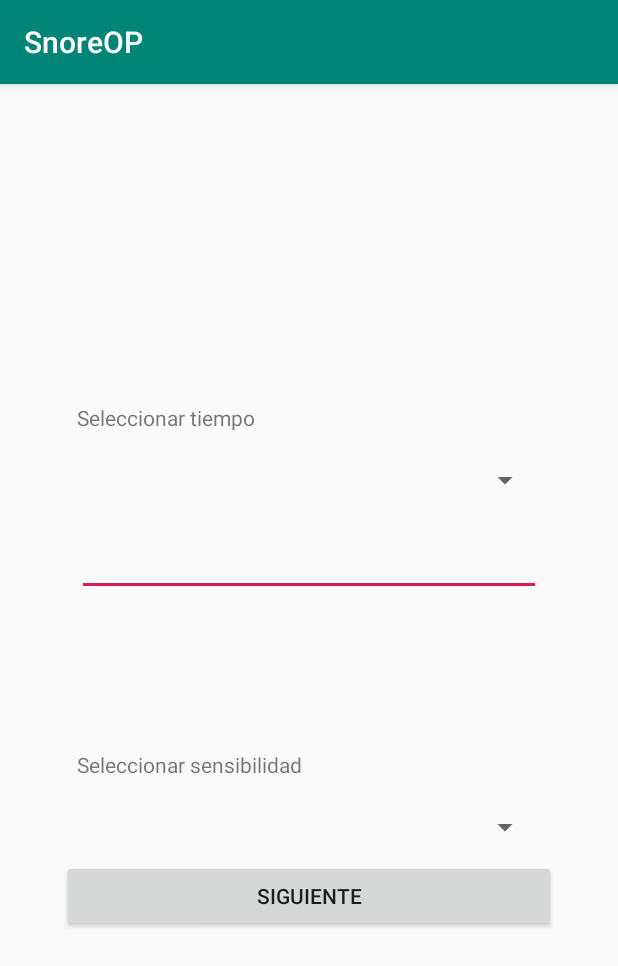
After one commit to n1m0d0/opronquido, an Android app: the configuracion screen opened directly, with no data from a screen before it, on a phone screen of 412 x 824 dp. The commit adds this screen. Shown: the top 966 px of the screen. Run offline under Robolectric (Android 15) with nearby library versions, the phone set to English and light mode, and no system bars.

Commit message:
pantalla configuracion,pantalla medicion

```diff
--- a/app/src/main/AndroidManifest.xml
+++ b/app/src/main/AndroidManifest.xml
@@ -9,7 +9,8 @@
         android:roundIcon="@mipmap/ic_launcher_round"
         android:supportsRtl="true"
         android:theme="@style/AppTheme">
-        <activity android:name=".Medicion"></activity>
+        <activity android:name=".configuracion"></activity>
+        <activity android:name=".Medicion" />
         <activity android:name=".MainActivity">
             <intent-filter>
                 <action android:name="android.intent.action.MAIN" />
--- /dev/null
+++ b/app/src/main/java/ajatic/com/snoreop/configuracion.java
@@ -0,0 +1,25 @@
+package ajatic.com.snoreop;
+
+import android.support.v7.app.AppCompatActivity;
+import android.os.Bundle;
+import android.widget.Button;
+import android.widget.EditText;
+import android.widget.Spinner;
+
+public class configuracion extends AppCompatActivity {
+    Spinner spTiempoInicio;
+    EditText etTiempoInicio;
+    Spinner spSensibilidad;
+    Button btnSiguiente;
+
+    @Override
+    protected void onCreate(Bundle savedInstanceState) {
+        super.onCreate(savedInstanceState);
+        setContentView(R.layout.activity_configuracion);
+
+        spTiempoInicio =findViewById(R.id.spTiempoInicio);
+        etTiempoInicio =findViewById(R.id.etTiempoInicio);
+        spSensibilidad =findViewById(R.id.spSensibilidad);
+        btnSiguiente =findViewById(R.id.btnSiguiente);
+    }
+}
--- /dev/null
+++ b/app/src/main/res/layout/activity_configuracion.xml
@@ -0,0 +1,65 @@
+<?xml version="1.0" encoding="utf-8"?>
+<LinearLayout xmlns:android="http://schemas.android.com/apk/res/android"
+    android:orientation="vertical"
+    xmlns:tools="http://schemas.android.com/tools"
+    android:layout_width="match_parent"
+    android:layout_height="match_parent"
+    android:gravity="center">
+
+    <LinearLayout
+        android:layout_width="match_parent"
+        android:layout_height="wrap_content"
+        android:layout_margin="@dimen/espacioentretextos"
+        android:gravity="center"
+        android:orientation="vertical"
+        android:padding="@dimen/dimensiontitulo">
+
+        <TextView
+            android:layout_width="match_parent"
+            android:layout_height="wrap_content"
+            android:text="Seleccionar tiempo"
+            android:layout_margin="@dimen/espacioentretextos"/>
+
+        <Spinner
+            android:layout_width="match_parent"
+            android:layout_height="wrap_content"
+            android:id="@+id/spTiempoInicio"
+            android:layout_margin="@dimen/espacioentretextos">
+
+        </Spinner>
+        <EditText
+            android:layout_width="match_parent"
+            android:layout_height="wrap_content"
+            android:id="@+id/etTiempoInicio"
+            android:layout_margin="@dimen/espacioentretextos"/>
+
+    </LinearLayout>
+    <LinearLayout
+        android:layout_width="match_parent"
+        android:layout_height="wrap_content"
+        android:layout_margin="@dimen/espacioentretextos"
+        android:gravity="center"
+        android:orientation="vertical"
+        android:padding="@dimen/dimensiontitulo"
+        >
+        <TextView
+            android:layout_width="match_parent"
+            android:layout_height="wrap_content"
+            android:layout_weight="7"
+            android:text="Seleccionar sensibilidad"
+            android:layout_margin="@dimen/espacioentretextos"/>
+        <Spinner
+            android:layout_width="match_parent"
+            android:layout_height="wrap_content"
+            android:id="@+id/spSensibilidad"
+            android:layout_margin="@dimen/espacioentretextos">
+
+        </Spinner>
+        <Button
+            android:layout_width="match_parent"
+            android:layout_height="wrap_content"
+            android:text="@string/confsiguiente"
+            android:id="@+id/btnSiguiente"/>
+    </LinearLayout>
+
+</LinearLayout>
```
Also changed, not shown: app/src/main/java/ajatic/com/snoreop/MainActivity.java (+1 -8 lines), app/src/main/res/layout/activity_main.xml (+0 -55 lines).
